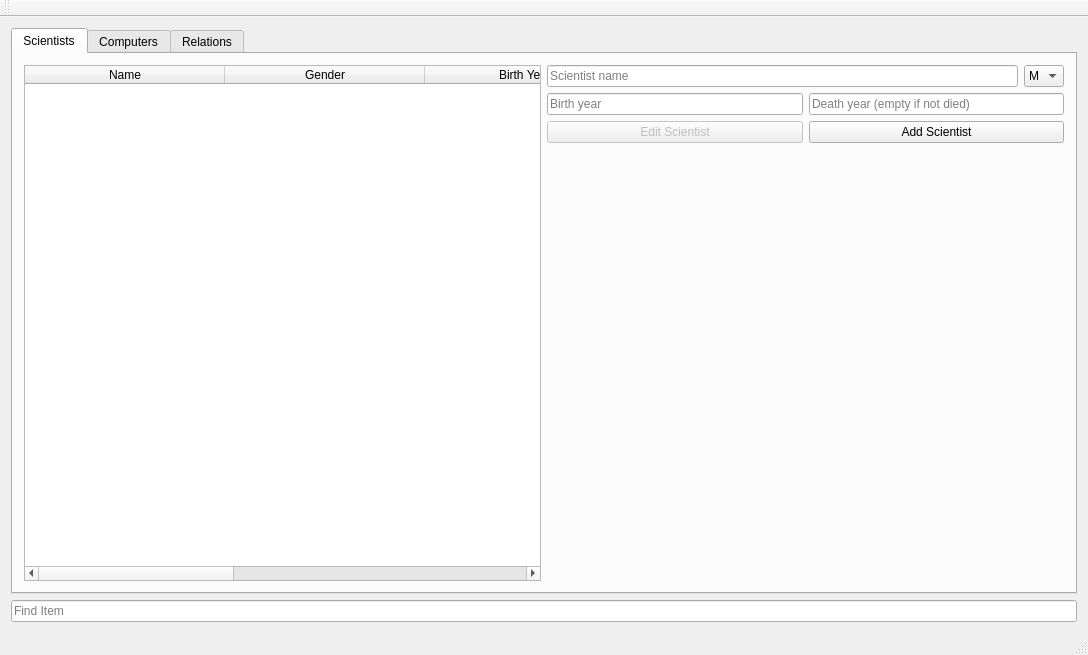
The window that mainwindow.ui (bennisverrir/Golfing-Union-of-Ireland) describes before a commit, drawn with Qt 5.
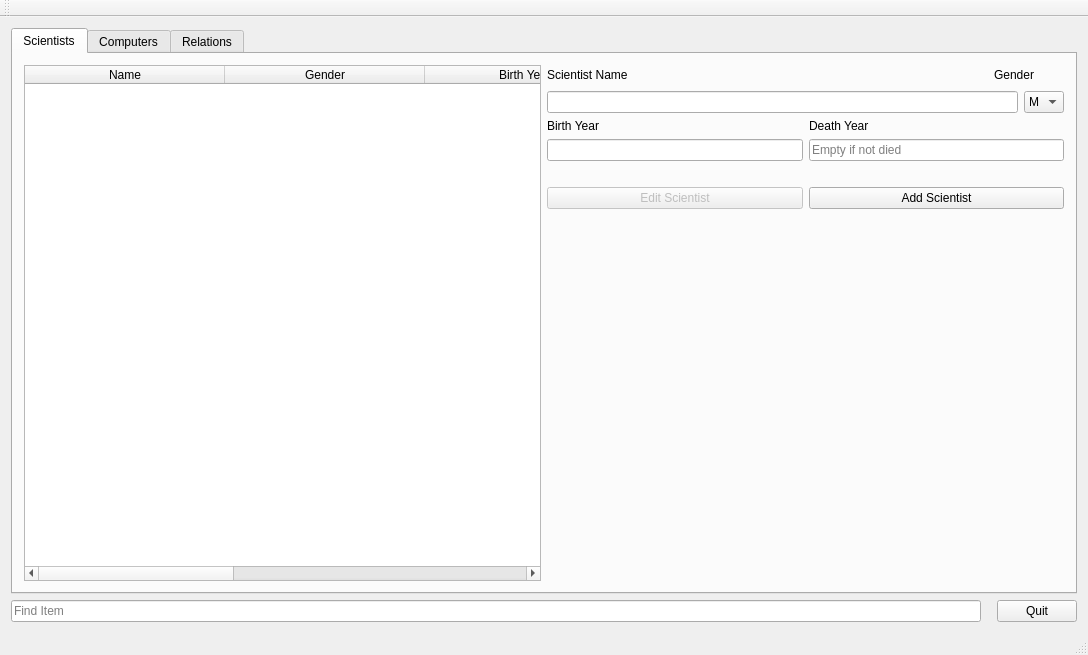
The same window after the commit. The open tabs and pages were chosen to show the change.

Commit message: laga utlit

```diff
--- a/mainwindow.ui
+++ b/mainwindow.ui
@@ -93,6 +93,56 @@
                  <layout class="QHBoxLayout" name="horizontalLayout_9">
                   <item>
                    <layout class="QVBoxLayout" name="verticalLayout_8">
+                    <item>
+                     <layout class="QHBoxLayout" name="horizontalLayout_19">
+                      <item>
+                       <widget class="QLabel" name="labelScientistName">
+                        <property name="text">
+                         <string>Scientist Name  </string>
+                        </property>
+                       </widget>
+                      </item>
+                      <item>
+                       <spacer name="horizontalSpacer_2">
+                        <property name="orientation">
+                         <enum>Qt::Horizontal</enum>
+                        </property>
+                        <property name="sizeType">
+                         <enum>QSizePolicy::Expanding</enum>
+                        </property>
+                        <property name="sizeHint" stdset="0">
+                         <size>
+                          <width>344</width>
+                          <height>20</height>
+                         </size>
+                        </property>
+                       </spacer>
+                      </item>
+                      <item>
+                       <widget class="QLabel" name="labelGender">
+                        <property name="text">
+                         <string>Gender</string>
+                        </property>
+                       </widget>
+                      </item>
+                      <item>
+                       <spacer name="horizontalSpacer_6">
+                        <property name="orientation">
+                         <enum>Qt::Horizontal</enum>
+                        </property>
+                        <property name="sizeType">
+                         <enum>QSizePolicy::Fixed</enum>
+                        </property>
+                        <property name="sizeHint" stdset="0">
+                         <size>
+                          <width>30</width>
+                          <height>20</height>
+                         </size>
+                        </property>
+                       </spacer>
+                      </item>
+                     </layout>
+                    </item>
                     <item>
                      <layout class="QHBoxLayout" name="horizontalLayout_12">
                       <item>
@@ -104,12 +154,18 @@
                          <string/>
                         </property>
                         <property name="placeholderText">
-                         <string>Scientist name</string>
+                         <string/>
                         </property>
                        </widget>
                       </item>
                       <item>
                        <widget class="QComboBox" name="ScientistGender">
+                        <property name="sizePolicy">
+                         <sizepolicy hsizetype="Preferred" vsizetype="Fixed">
+                          <horstretch>0</horstretch>
+                          <verstretch>200</verstretch>
+                         </sizepolicy>
+                        </property>
                         <item>
                          <property name="text">
                           <string>M</string>
@@ -124,6 +180,24 @@
                       </item>
                      </layout>
                     </item>
+                    <item>
+                     <layout class="QHBoxLayout" name="horizontalLayout_20">
+                      <item>
+                       <widget class="QLabel" name="labelBirthName">
+                        <property name="text">
+                         <string>Birth Year</string>
+                        </property>
+                       </widget>
+                      </item>
+                      <item>
+                       <widget class="QLabel" name="labelDeatYear">
+                        <property name="text">
+                         <string>Death Year</string>
+                        </property>
+                       </widget>
+                      </item>
+                     </layout>
+                    </item>
                     <item>
                      <layout class="QHBoxLayout" name="horizontalLayout_13">
                       <item>
@@ -132,7 +206,7 @@
                          <string/>
                         </property>
                         <property name="placeholderText">
-                         <string>Birth year</string>
+                         <string/>
                         </property>
                        </widget>
                       </item>
@@ -142,7 +216,7 @@
                          <string/>
                         </property>
                         <property name="placeholderText">
-                         <string>Death year (empty if not died)</string>
+                         <string>Empty if not died</string>
                         </property>
                        </widget>
                       </item>
@@ -152,6 +226,19 @@
                   </item>
                  </layout>
                 </item>
+                <item>
+                 <spacer name="horizontalSpacer_4">
+                  <property name="orientation">
+                   <enum>Qt::Horizontal</enum>
+                  </property>
+                  <property name="sizeHint" stdset="0">
+                   <size>
+                    <width>40</width>
+                    <height>20</height>
+                   </size>
+                  </property>
+                 </spacer>
+                </item>
                 <item>
                  <layout class="QHBoxLayout" name="horizontalLayout_8">
                   <item>
@@ -417,11 +504,44 @@
         <item>
          <layout class="QVBoxLayout" name="verticalLayout_2">
           <item>
-           <widget class="QLineEdit" name="findText">
-            <property name="placeholderText">
-             <string>Find Item</string>
-            </property>
-           </widget>
+           <layout class="QHBoxLayout" name="horizontalLayout_18">
+            <item>
+             <widget class="QLineEdit" name="findText">
+              <property name="placeholderText">
+               <string>Find Item</string>
+              </property>
+             </widget>
+            </item>
+            <item>
+             <spacer name="horizontalSpacer_5">
+              <property name="orientation">
+               <enum>Qt::Horizontal</enum>
+              </property>
+              <property name="sizeType">
+               <enum>QSizePolicy::Fixed</enum>
+              </property>
+              <property name="sizeHint" stdset="0">
+               <size>
+                <width>10</width>
+                <height>20</height>
+               </size>
+              </property>
+             </spacer>
+            </item>
+            <item>
+             <widget class="QPushButton" name="ButtonQuit">
+              <property name="sizePolicy">
+               <sizepolicy hsizetype="Minimum" vsizetype="Fixed">
+                <horstretch>0</horstretch>
+                <verstretch>200</verstretch>
+               </sizepolicy>
+              </property>
+              <property name="text">
+               <string>Quit</string>
+              </property>
+             </widget>
+            </item>
+           </layout>
           </item>
          </layout>
         </item>
```
Left out of the diff: 75 changed lines with no effect on the pictures.
